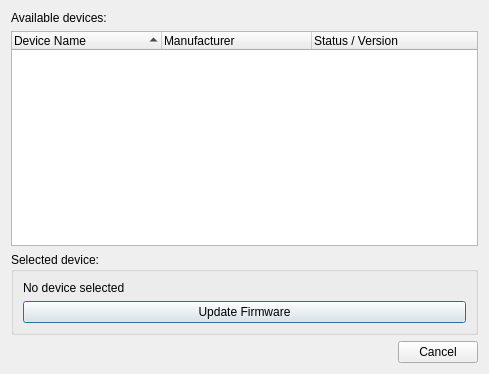
Qt form usbselector.ui (c3d/db48x-from-newrpl) before a commit.
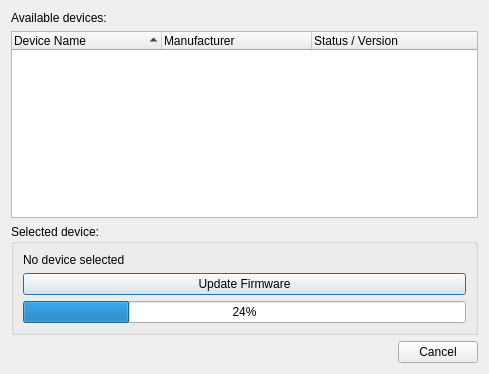
The same form after that commit.

Commit message: Made firmware update on separate thread. Added progress bar.

Patch:
```diff
--- a/usbselector.ui
+++ b/usbselector.ui
@@ -75,6 +75,13 @@
         </property>
        </widget>
       </item>
+      <item>
+       <widget class="QProgressBar" name="updateProgress">
+        <property name="value">
+         <number>24</number>
+        </property>
+       </widget>
+      </item>
      </layout>
     </widget>
    </item>
```
The commit also changes 4 other files.
